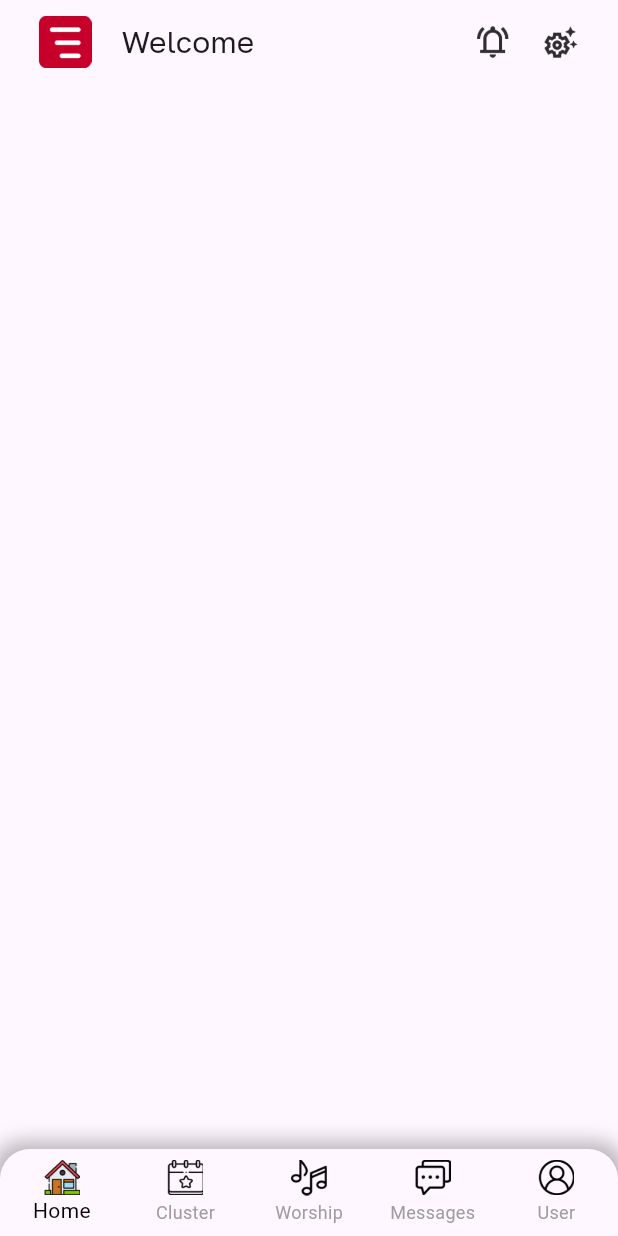
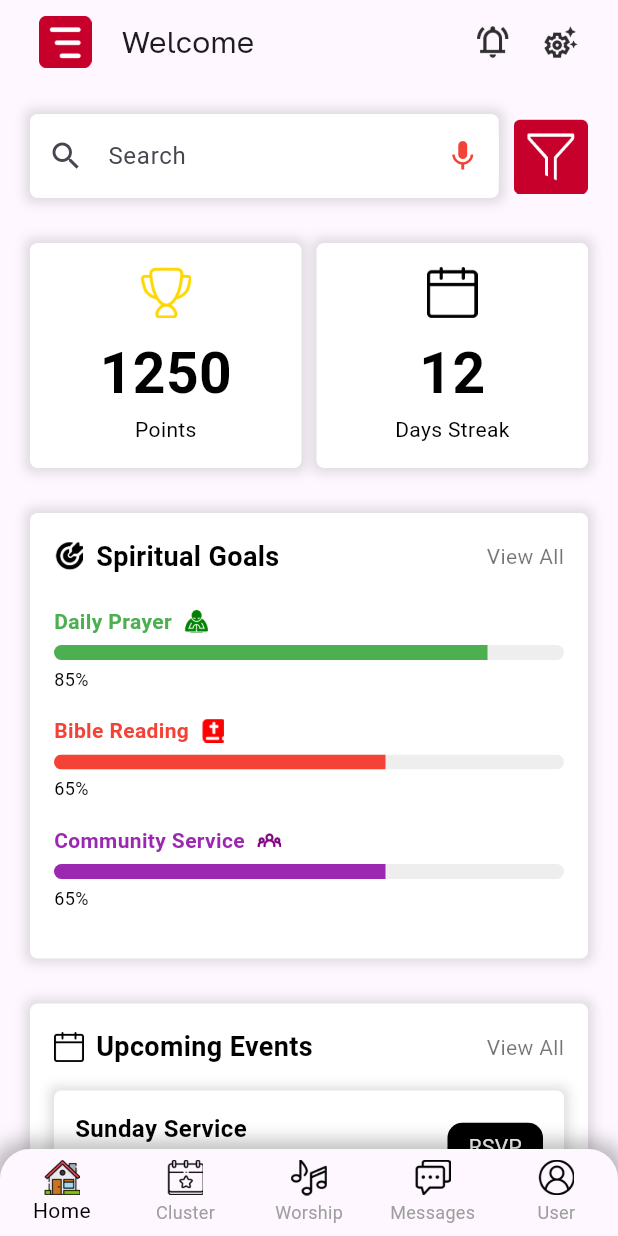
Before and after one commit to PhilipNzube/bcci_platform, a Flutter app: the screen it shows after launch, on a phone screen of 412 x 824 dp. Run offline on Flutter 3.47's test engine with Material 3 defaults, Android fonts, the light colour scheme and no system bars; our stand-ins replace carousel_slider, connectivity_plus, flutter_secure_storage, shared_preferences.

Commit message:
update 10 files

```diff
--- a/lib/presentation/screens/home_page/home_page.dart
+++ b/lib/presentation/screens/home_page/home_page.dart
@@ -1,5 +1,9 @@
 import 'package:bcci_platform/core/widgets/custom_gap.dart';
 import 'package:bcci_platform/presentation/controllers/home_page_controller.dart';
+import 'package:bcci_platform/presentation/screens/home_page/widgets/action_card.dart';
+import 'package:bcci_platform/presentation/screens/home_page/widgets/goal_card.dart';
+import 'package:bcci_platform/presentation/screens/home_page/widgets/info_card.dart';
+import 'package:bcci_platform/presentation/screens/home_page/widgets/upcoming_events_card.dart';
 import 'package:flutter/material.dart' hide CarouselController;
 import 'package:provider/provider.dart';
 import '../../../main.dart';
@@ -60,18 +64,98 @@ class _HomePageState extends State<HomePage>
                   ),
                 ),
               ),
-              body: Stack(
-                alignment: Alignment.bottomCenter,
-                children: [
-                  Column(
+              body: SingleChildScrollView(
+                child: Padding(
+                  padding: const EdgeInsets.symmetric(horizontal: 20.0),
+                  child: Column(
+                    mainAxisSize: MainAxisSize.min,
                     mainAxisAlignment: MainAxisAlignment.start,
                     children: [
-                      SizedBox(
-                        height: MediaQuery.of(context).size.height * 0.03,
+                      Gap(20),
+                      Row(
+                        children: [
+                          Expanded(
+                            child: Container(
+                              decoration: BoxDecoration(
+                                color: Colors.white,
+                                borderRadius: BorderRadius.circular(5),
+                                boxShadow: [
+                                  BoxShadow(
+                                    color: Colors.black12,
+                                    spreadRadius: 3,
+                                    blurRadius: 6,
+                                  ),
+                                ],
+                              ),
+                              child: TextField(
+                                decoration: InputDecoration(
+                                  hintText: "Search",
+                                  prefixIcon: const Icon(Icons.search),
+                                  suffixIcon: const Icon(
+                                    Icons.mic,
+                                    color: Colors.red,
+                                  ),
+                                  filled: true,
+                                  fillColor: Colors.white,
+                                  border: OutlineInputBorder(
+                                    borderRadius: BorderRadius.circular(16),
+                                    borderSide: BorderSide.none,
+                                  ),
+                                ),
+                              ),
+                            ),
+                          ),
+                          Gap(10, isHorizontal: true),
+                          InkWell(
+                            onTap: () {},
+                            child: Image.asset('images/filter.png', height: 50),
+                          ),
+                        ],
                       ),
+                      Gap(30),
+                      Row(
+                        mainAxisAlignment: MainAxisAlignment.spaceBetween,
+                        children: [
+                          InfoCard(
+                            value: "1250",
+                            label: "Points",
+                            img: "images/Trophy.png",
+                            iconColor: Colors.amber,
+                          ),
+                          Gap(10, isHorizontal: true),
+                          InfoCard(
+                            value: "12",
+                            label: "Days Streak",
+                            img: "images/Calender.png",
+                            iconColor: Colors.black,
+                          ),
+                        ],
+                      ),
+                      Gap(30),
+                      GoalCard(),
+                      Gap(30),
+                      UpcomingEventsCard(),
+                      Gap(20),
+                      Row(
+                        mainAxisAlignment: MainAxisAlignment.spaceBetween,
+                        children: const [
+                          ActionCard(
+                            label: "Daily Reading",
+                            img: "images/Daily_Reading.png",
+                          ),
+                          Gap(10, isHorizontal: true),
+                          ActionCard(label: "Prayer", img: "images/Prayer.png"),
+                          Gap(10, isHorizontal: true),
+                          ActionCard(
+                            label: "Fellowship",
+                            img: "images/Fellowship.png",
+                          ),
+                        ],
+                      ),
+                      Gap(10),
                     ],
                   ),
-                ],
+                ),
               ),
             ),
           );
--- /dev/null
+++ b/lib/presentation/screens/home_page/widgets/action_card.dart
@@ -0,0 +1,36 @@
+import 'package:flutter/material.dart';
+
+import '../../../../core/widgets/custom_gap.dart';
+
+class ActionCard extends StatelessWidget {
+  final String label;
+  final String img;
+
+  const ActionCard({super.key, required this.label, required this.img});
+
+  @override
+  Widget build(BuildContext context) {
+    return Expanded(
+      child: Container(
+        padding: const EdgeInsets.symmetric(vertical: 16),
+        decoration: BoxDecoration(
+          color: Colors.white,
+          borderRadius: BorderRadius.circular(5),
+          boxShadow: [
+            BoxShadow(color: Colors.black12, spreadRadius: 3, blurRadius: 6),
+          ],
+        ),
+        child: Column(
+          children: [
+            Image.asset(img, height: 30, width: 30),
+            Gap(10),
+            Text(
+              label,
+              style: const TextStyle(fontSize: 14, color: Colors.black),
+            ),
+          ],
+        ),
+      ),
+    );
+  }
+}
--- /dev/null
+++ b/lib/presentation/screens/home_page/widgets/event_tile.dart
@@ -0,0 +1,65 @@
+import 'package:flutter/material.dart';
+
+import '../../../../core/widgets/custom_gap.dart';
+
+class EventTile extends StatelessWidget {
+  final String title;
+  final String date;
+  final String time;
+
+  const EventTile({
+    super.key,
+    required this.title,
+    required this.date,
+    required this.time,
+  });
+
+  @override
+  Widget build(BuildContext context) {
+    return Container(
+      padding: const EdgeInsets.all(14),
+      decoration: BoxDecoration(
+        color: Colors.white,
+        borderRadius: BorderRadius.circular(5),
+        boxShadow: [
+          BoxShadow(color: Colors.black12, spreadRadius: 3, blurRadius: 6),
+        ],
+      ),
+      child: Row(
+        mainAxisAlignment: MainAxisAlignment.spaceBetween,
+        children: [
+          // Title and date/time
+          Column(
+            crossAxisAlignment: CrossAxisAlignment.start,
+            children: [
+              Text(
+                title,
+                style: const TextStyle(
+                  fontSize: 16,
+                  fontWeight: FontWeight.w600,
+                ),
+              ),
+              Gap(4),
+              Row(
+                children: [
+                  Text(date, style: const TextStyle(color: Colors.black54)),
+                  Gap(10, isHorizontal: true),
+                  Text(time, style: const TextStyle(color: Colors.black54)),
+                ],
+              ),
+            ],
+          ),
+          // RSVP Button
+          Container(
+            padding: const EdgeInsets.symmetric(vertical: 6, horizontal: 14),
+            decoration: BoxDecoration(
+              color: Colors.black,
+              borderRadius: BorderRadius.circular(10),
+            ),
+            child: const Text("RSVP", style: TextStyle(color: Colors.white)),
+          ),
+        ],
+      ),
+    );
+  }
+}
--- /dev/null
+++ b/lib/presentation/screens/home_page/widgets/goal_card.dart
@@ -0,0 +1,68 @@
+import 'package:bcci_platform/presentation/screens/home_page/widgets/progress_item.dart';
+import 'package:flutter/material.dart';
+
+import '../../../../core/widgets/custom_gap.dart';
+
+class GoalCard extends StatelessWidget {
+  const GoalCard({super.key});
+
+  @override
+  Widget build(BuildContext context) {
+    return Container(
+      padding: const EdgeInsets.all(16),
+      decoration: BoxDecoration(
+        color: Colors.white,
+        borderRadius: BorderRadius.circular(5),
+        boxShadow: [
+          BoxShadow(color: Colors.black12, spreadRadius: 3, blurRadius: 6),
+        ],
+      ),
+      child: Column(
+        crossAxisAlignment: CrossAxisAlignment.start,
+        children: [
+          // Title and View All
+          Row(
+            mainAxisAlignment: MainAxisAlignment.spaceBetween,
+            children: [
+              Row(
+                children: [
+                  Image.asset(
+                    "images/Spiritual_Goal.png",
+                    height: 20,
+                    width: 20,
+                  ),
+                  Gap(8, isHorizontal: true),
+                  Text(
+                    "Spiritual Goals",
+                    style: TextStyle(fontSize: 18, fontWeight: FontWeight.bold),
+                  ),
+                ],
+              ),
+              Text("View All", style: TextStyle(color: Colors.black54)),
+            ],
+          ),
+          Gap(20),
+
+          ProgressItem(
+            title: "Daily Prayer",
+            img: "images/Daily_Prayer.png",
+            progress: .85,
+            color: Colors.green,
+          ),
+          ProgressItem(
+            title: "Bible Reading",
+            img: "images/Bible_Reading.png",
+            progress: 0.65,
+            color: Colors.red,
+          ),
+          ProgressItem(
+            title: "Community Service",
+            img: "images/Community_Service.png",
+            progress: 0.65,
+            color: Colors.purple,
+          ),
+        ],
+      ),
+    );
+  }
+}
--- /dev/null
+++ b/lib/presentation/screens/home_page/widgets/info_card.dart
@@ -0,0 +1,48 @@
+import 'package:flutter/material.dart';
+
+import '../../../../core/widgets/custom_gap.dart';
+
+class InfoCard extends StatelessWidget {
+  final String value;
+  final String label;
+  final String img;
+  final Color iconColor;
+
+  const InfoCard({
+    super.key,
+    required this.value,
+    required this.label,
+    required this.img,
+    required this.iconColor,
+  });
+
+  @override
+  Widget build(BuildContext context) {
+    return Expanded(
+      child: Container(
+        padding: const EdgeInsets.symmetric(vertical: 16),
+        decoration: BoxDecoration(
+          color: Colors.white,
+          borderRadius: BorderRadius.circular(5),
+          boxShadow: [
+            BoxShadow(color: Colors.black12, spreadRadius: 3, blurRadius: 6),
+          ],
+        ),
+        child: Column(
+          children: [
+            Image.asset(img, width: 34, height: 34, fit: BoxFit.contain),
+            Gap(10),
+            Text(
+              value,
+              style: const TextStyle(fontSize: 38, fontWeight: FontWeight.bold),
+            ),
+            Text(
+              label,
+              style: const TextStyle(fontSize: 14, color: Colors.black),
+            ),
+          ],
+        ),
+      ),
+    );
+  }
+}
--- /dev/null
+++ b/lib/presentation/screens/home_page/widgets/progress_item.dart
@@ -0,0 +1,59 @@
+import 'package:flutter/material.dart';
+
+import '../../../../core/widgets/custom_gap.dart';
+
+class ProgressItem extends StatelessWidget {
+  final String title;
+  final String img;
+  final double progress;
+  final Color color;
+
+  const ProgressItem({
+    super.key,
+    required this.title,
+    required this.img,
+    required this.progress,
+    required this.color,
+  });
+
+  @override
+  Widget build(BuildContext context) {
+    return Padding(
+      padding: const EdgeInsets.only(bottom: 16.0),
+      child: Column(
+        crossAxisAlignment: CrossAxisAlignment.start,
+        children: [
+          Row(
+            children: [
+              Text(
+                title,
+                style: TextStyle(
+                  fontSize: 14,
+                  color: color,
+                  fontWeight: FontWeight.bold,
+                ),
+              ),
+              const SizedBox(width: 8),
+              Image.asset(img, height: 16, width: 16),
+            ],
+          ),
+          Gap(6),
+          ClipRRect(
+            borderRadius: BorderRadius.circular(10),
+            child: LinearProgressIndicator(
+              value: progress,
+              backgroundColor: Colors.grey[200],
+              valueColor: AlwaysStoppedAnimation<Color>(color),
+              minHeight: 10,
+            ),
+          ),
+          Gap(4),
+          Text(
+            "${(progress * 100).toInt()}%",
+            style: const TextStyle(fontSize: 12),
+          ),
+        ],
+      ),
+    );
+  }
+}
--- /dev/null
+++ b/lib/presentation/screens/home_page/widgets/upcoming_events_card.dart
@@ -0,0 +1,63 @@
+import 'package:bcci_platform/presentation/screens/home_page/widgets/event_tile.dart';
+import 'package:flutter/material.dart';
+
+import '../../../../core/widgets/custom_gap.dart';
+
+class UpcomingEventsCard extends StatelessWidget {
+  const UpcomingEventsCard({super.key});
+
+  @override
+  Widget build(BuildContext context) {
+    return Container(
+      padding: const EdgeInsets.all(16),
+      decoration: BoxDecoration(
+        color: Colors.white,
+        borderRadius: BorderRadius.circular(5),
+        boxShadow: [
+          BoxShadow(color: Colors.black12, spreadRadius: 3, blurRadius: 6),
+        ],
+      ),
+      child: Column(
+        crossAxisAlignment: CrossAxisAlignment.start,
+        children: [
+          // Title Row
+          Row(
+            mainAxisAlignment: MainAxisAlignment.spaceBetween,
+            children: [
+              Row(
+                children: [
+                  Image.asset("images/Calender.png", height: 20, width: 20),
+                  Gap(8, isHorizontal: true),
+                  Text(
+                    "Upcoming Events",
+                    style: TextStyle(fontWeight: FontWeight.bold, fontSize: 18),
+                  ),
+                ],
+              ),
+              Text("View All", style: TextStyle(color: Colors.black54)),
+            ],
+          ),
+          Gap(16),
+          // Events
+          EventTile(
+            title: "Sunday Service",
+            date: "Jun 22, 2025",
+            time: "9:00 AM",
+          ),
+          Gap(10),
+          EventTile(
+            title: "Cell Meeting",
+            date: "Jun 24, 2025",
+            time: "7:00 AM",
+          ),
+          Gap(10),
+          EventTile(
+            title: "Youth Conference",
+            date: "Jun 28, 2025",
+            time: "6:00 AM",
+          ),
+        ],
+      ),
+    );
+  }
+}
--- a/pubspec.yaml
+++ b/pubspec.yaml
@@ -120,6 +120,7 @@ flutter:
     - images/Digital_Transformation.png
     - images/export.png
     - images/Fellowship.png
+    - images/filter.png
     - images/Gamification.png
     - images/GPS.png
     - images/Group.png
```
Also changed, not shown: images/filter.png (added).
